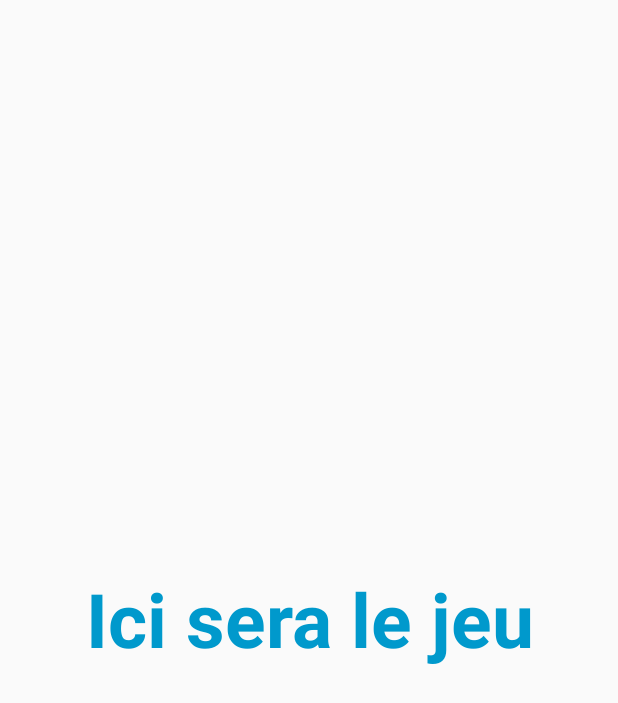
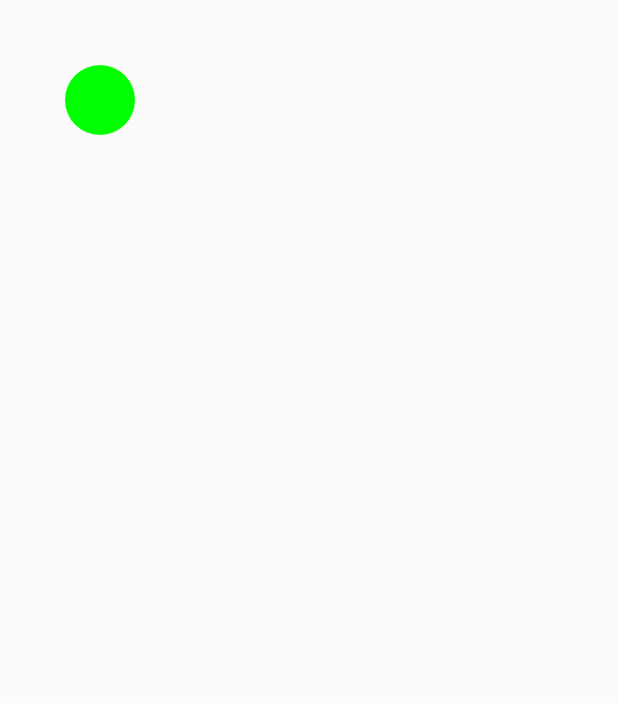
Before and after one commit to EnkiGs/HardestGame, an Android app: the screen it shows after launch (GameActivity), after a tap on "START", on a phone screen of 412 x 824 dp. Shown: the top 703 px of the screen. Run offline under Robolectric (Android 15) with nearby library versions, the phone set to English and light mode, and no system bars; Roboto replaces fonts that are not available here.

Commit message:
point's mooving in the gameActivity

```diff
--- /dev/null
+++ b/app/src/main/java/iut/projet/hardestgame/controllers/GameActivity.java
@@ -0,0 +1,61 @@
+package iut.projet.hardestgame.controllers;
+
+import android.graphics.Color;
+import android.net.Uri;
+import android.support.v7.app.AppCompatActivity;
+import android.os.Bundle;
+import android.view.MotionEvent;
+import android.view.View;
+import android.widget.LinearLayout;
+
+import java.io.IOException;
+
+import iut.projet.hardestgame.R;
+import iut.projet.hardestgame.models.SongPlayer;
+import iut.projet.hardestgame.views.GameView;
+
+public class GameActivity extends AppCompatActivity {
+
+
+    SongPlayer songPlayer;
+    Uri uri;
+
+    @Override
+    protected void onCreate(Bundle savedInstanceState) {
+        super.onCreate(savedInstanceState);
+        setContentView(R.layout.activity_game);
+        LinearLayout rootLayout = (LinearLayout)findViewById(R.id.gameA);
+
+        final GameView gameView = new GameView(this);
+
+        gameView.setMinimumWidth(500);
+        gameView.setMinimumHeight(800);
+
+        View.OnTouchListener onTouchListener = new View.OnTouchListener() {
+            @Override
+            public boolean onTouch(View view, MotionEvent motionEvent) {
+
+                gameView.setCurrX(motionEvent.getX());
+                gameView.setCurrY(motionEvent.getY());
+
+                gameView.setBallColor(Color.BLUE);
+
+                gameView.invalidate();
+
+                return true;
+            }
+        };
+
+        gameView.setOnTouchListener(onTouchListener);
+
+        rootLayout.addView(gameView);
+
+        try {
+            songPlayer = new SongPlayer(getBaseContext());
+            songPlayer.start();
+        } catch (IOException e) {
+            e.printStackTrace();
+        }
+
+    }
+}
--- a/app/src/main/java/iut/projet/hardestgame/MainActivity.java
+++ b/app/src/main/java/iut/projet/hardestgame/controllers/MainActivity.java
@@ -1,9 +1,11 @@
-package iut.projet.hardestgame;
+package iut.projet.hardestgame.controllers;
 
 import android.content.Intent;
 import android.os.Bundle;
 import android.support.v7.app.AppCompatActivity;
 import android.view.View;
+
+import iut.projet.hardestgame.R;
 
 public class MainActivity extends AppCompatActivity {
 
--- /dev/null
+++ b/app/src/main/java/iut/projet/hardestgame/models/SongPlayer.java
@@ -0,0 +1,45 @@
+package iut.projet.hardestgame.models;
+
+import android.content.Context;
+import android.media.AudioManager;
+import android.media.MediaPlayer;
+import android.net.Uri;
+
+import java.io.IOException;
+
+import iut.projet.hardestgame.R;
+
+public class SongPlayer {
+    private MediaPlayer player;
+
+
+    public SongPlayer(Context context) throws IOException {
+        player = new MediaPlayer();
+        Uri myUri = Uri.parse("android.resource://" + context.getPackageName() + "/" + R.raw.giletsjaunes);
+        player.setDataSource(context, myUri);
+        player.prepare();
+    }
+
+    public SongPlayer(String url) throws IOException {
+        player = new MediaPlayer();
+        player.setAudioStreamType(AudioManager.STREAM_MUSIC);
+        player.setDataSource(url);
+        player.prepare();
+    }
+
+    public MediaPlayer getPlayer(){
+        return player;
+    }
+
+    public void start(){
+        player.start();
+    }
+
+    public void pause(){
+        player.pause();
+    }
+
+    public void stop(){
+        player.stop();
+    }
+}
--- /dev/null
+++ b/app/src/main/java/iut/projet/hardestgame/views/GameView.java
@@ -0,0 +1,55 @@
+package iut.projet.hardestgame.views;
+
+import android.content.Context;
+import android.graphics.Canvas;
+import android.graphics.Color;
+import android.graphics.Paint;
+import android.view.View;
+
+public class GameView extends View {
+    private float currX = 100;
+
+    private float currY = 100;
+
+
+    private int ballColor = Color.GREEN;
+
+    public int getBallColor() {
+        return ballColor;
+    }
+
+    public void setBallColor(int ballColor) {
+        this.ballColor = ballColor;
+    }
+
+    public float getCurrX() {
+        return currX;
+    }
+
+    public float getCurrY() {
+        return currY;
+    }
+
+    public void setCurrX(float currX) {
+        this.currX = currX;
+    }
+
+    public void setCurrY(float currY) {
+        this.currY = currY;
+    }
+
+    public GameView(Context context) {
+        super(context);
+    }
+
+    @Override
+    protected void onDraw(Canvas canvas) {
+        super.onDraw(canvas);
+
+        Paint paint = new Paint();
+
+        paint.setColor(this.getBallColor());
+
+        canvas.drawCircle(currX, currY, 35, paint);
+    }
+}
--- a/app/src/main/res/layout-land/activity_main.xml
+++ b/app/src/main/res/layout-land/activity_main.xml
@@ -5,7 +5,7 @@
     android:layout_width="match_parent"
     android:layout_height="match_parent"
     android:background="@drawable/land_background_main"
-    tools:context=".MainActivity">
+    tools:context=".controllers.MainActivity">
 
     <Button
         android:id="@+id/StartButton"
--- a/app/src/main/res/layout-port/activity_main.xml
+++ b/app/src/main/res/layout-port/activity_main.xml
@@ -5,7 +5,7 @@
     android:layout_width="match_parent"
     android:layout_height="match_parent"
     android:background="@drawable/port_background_main"
-    tools:context=".MainActivity">
+    tools:context=".controllers.MainActivity">
 
     <Button
         android:id="@+id/StartButton"
--- a/app/src/main/res/layout/activity_game.xml
+++ b/app/src/main/res/layout/activity_game.xml
@@ -4,19 +4,14 @@
     xmlns:tools="http://schemas.android.com/tools"
     android:layout_width="match_parent"
     android:layout_height="match_parent"
-    tools:context=".GameActivity">
+    tools:context=".controllers.GameActivity">
 
-    <TextView
-        android:id="@+id/GameTextView"
-        android:layout_width="336dp"
-        android:layout_height="171dp"
-        android:gravity="center"
-        android:text="@string/gameTest"
-        android:textColor="@android:color/holo_blue_dark"
-        android:textSize="50sp"
-        android:textStyle="bold"
-        app:layout_constraintBottom_toBottomOf="parent"
-        app:layout_constraintEnd_toEndOf="parent"
-        app:layout_constraintStart_toStartOf="parent"
-        app:layout_constraintTop_toTopOf="parent" />
+    <LinearLayout
+        android:id="@+id/gameA"
+        android:layout_width="match_parent"
+        android:layout_height="match_parent"
+        android:orientation="horizontal"
+        tools:layout_editor_absoluteX="8dp"
+        tools:layout_editor_absoluteY="8dp" />
+
 </android.support.constraint.ConstraintLayout>
--- a/app/src/main/res/layout/activity_levels.xml
+++ b/app/src/main/res/layout/activity_levels.xml
@@ -4,7 +4,7 @@
     xmlns:tools="http://schemas.android.com/tools"
     android:layout_width="match_parent"
     android:layout_height="match_parent"
-    tools:context=".LevelsActivity">
+    tools:context=".controllers.LevelsActivity">
 
     <TextView
         android:id="@+id/LevelsTextView"
--- a/app/src/main/res/layout/activity_settings.xml
+++ b/app/src/main/res/layout/activity_settings.xml
@@ -4,7 +4,7 @@
     xmlns:tools="http://schemas.android.com/tools"
     android:layout_width="match_parent"
     android:layout_height="match_parent"
-    tools:context=".SettingsActivity">
+    tools:context=".controllers.SettingsActivity">
 
     <TextView
         android:id="@+id/textView2"
```
Also changed, not shown: app/src/main/AndroidManifest.xml (+6 -6 lines), app/src/main/java/iut/projet/hardestgame/LevelsActivity.java (deleted, +0 -13 lines), app/src/main/java/iut/projet/hardestgame/controllers/LevelsActivity.java (renamed from app/src/main/java/iut/projet/hardestgame/SettingsActivity.java, +5 -3 lines), app/src/main/java/iut/projet/hardestgame/controllers/SettingsActivity.java (renamed from app/src/main/java/iut/projet/hardestgame/GameActivity.java, +5 -3 lines), 1 other file.
